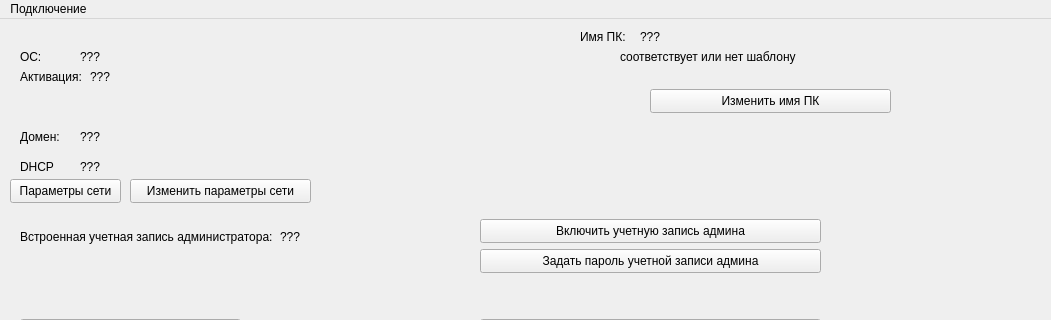
Qt form design_ui/main.ui (BagaJimbildan/LAS_SibSIU) before a commit; both pictures show x 0 to 1051 and y 0 to 320 of the 1051 by 596 pixel window.
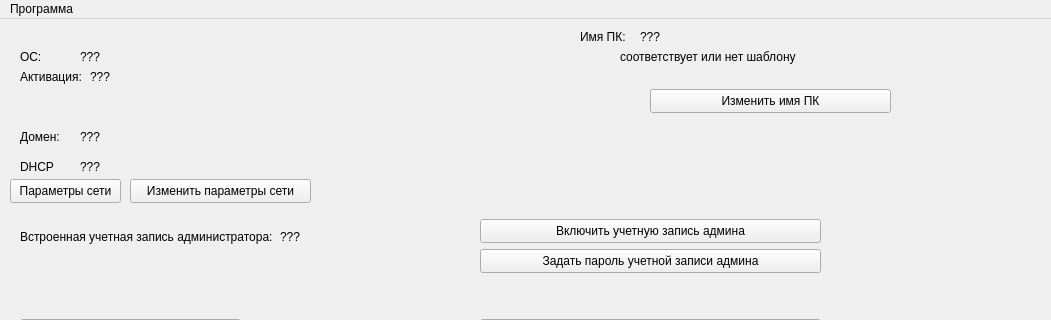
The same form after that commit.

Diff of the .ui file:
```diff
--- a/design_ui/main.ui
+++ b/design_ui/main.ui
@@ -323,15 +323,15 @@
      <height>33</height>
     </rect>
    </property>
-   <widget class="QMenu" name="menu">
+   <widget class="QMenu" name="menu_programm">
     <property name="title">
-     <string>Подключение</string>
+     <string>Программа</string>
     </property>
     <addaction name="action"/>
     <addaction name="action_2"/>
     <addaction name="action_3"/>
    </widget>
-   <addaction name="menu"/>
+   <addaction name="menu_programm"/>
   </widget>
   <widget class="QStatusBar" name="statusbar"/>
   <action name="action">
```
Left out of the diff: 9 changed lines with no effect on the pictures.
